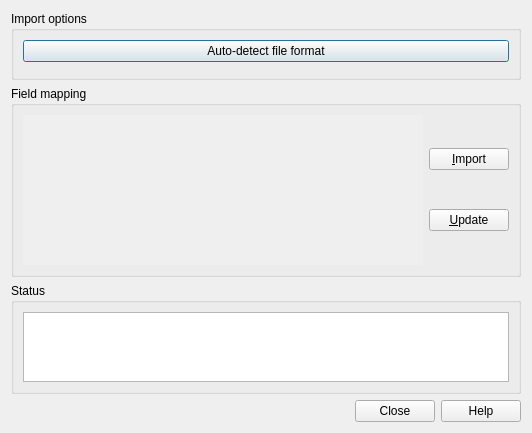
Qt form designer/importing.ui (ankitects/anki) before a commit.
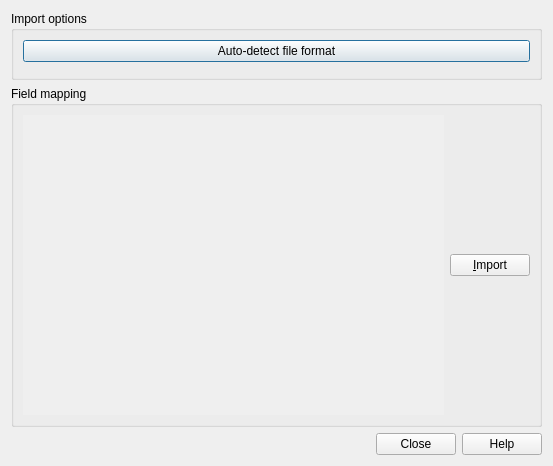
The same form after that commit.

Commit message: csv importing

The edit to the form file:
```diff
--- a/designer/importing.ui
+++ b/designer/importing.ui
@@ -6,8 +6,8 @@
    <rect>
     <x>0</x>
     <y>0</y>
-    <width>527</width>
-    <height>430</height>
+    <width>553</width>
+    <height>466</height>
    </rect>
   </property>
   <property name="windowTitle">
@@ -20,12 +20,6 @@
       <string>Import options</string>
      </property>
      <layout class="QVBoxLayout">
-      <property name="spacing">
-       <number>6</number>
-      </property>
-      <property name="margin">
-       <number>9</number>
-      </property>
       <item>
        <widget class="QPushButton" name="autoDetect">
         <property name="text">
@@ -51,12 +45,6 @@
       <string>Field mapping</string>
      </property>
      <layout class="QVBoxLayout" name="verticalLayout_2">
-      <property name="spacing">
-       <number>6</number>
-      </property>
-      <property name="margin">
-       <number>9</number>
-      </property>
       <item>
        <layout class="QGridLayout" name="gridLayout">
         <item row="0" column="1">
@@ -68,13 +56,6 @@
             </property>
            </widget>
           </item>
-          <item>
-           <widget class="QPushButton" name="updateButton">
-            <property name="text">
-             <string>&amp;Update</string>
-            </property>
-           </widget>
-          </item>
          </layout>
         </item>
         <item row="0" column="0">
@@ -102,8 +83,8 @@
             <rect>
              <x>0</x>
              <y>0</y>
-             <width>400</width>
-             <height>150</height>
+             <width>402</width>
+             <height>271</height>
             </rect>
            </property>
           </widget>
@@ -114,28 +95,6 @@
      </layout>
     </widget>
    </item>
-   <item>
-    <widget class="QGroupBox" name="groupBox_2">
-     <property name="title">
-      <string>Status</string>
-     </property>
-     <layout class="QVBoxLayout">
-      <property name="spacing">
-       <number>6</number>
-      </property>
-      <property name="margin">
-       <number>9</number>
-      </property>
-      <item>
-       <widget class="QTextEdit" name="status">
-        <property name="readOnly">
-         <bool>true</bool>
-        </property>
-       </widget>
-      </item>
-     </layout>
-    </widget>
-   </item>
    <item>
     <widget class="QDialogButtonBox" name="buttonBox">
      <property name="orientation">
```
Left out of the diff: 2 changed lines with no effect on the pictures. The commit also changes 3 other files.
